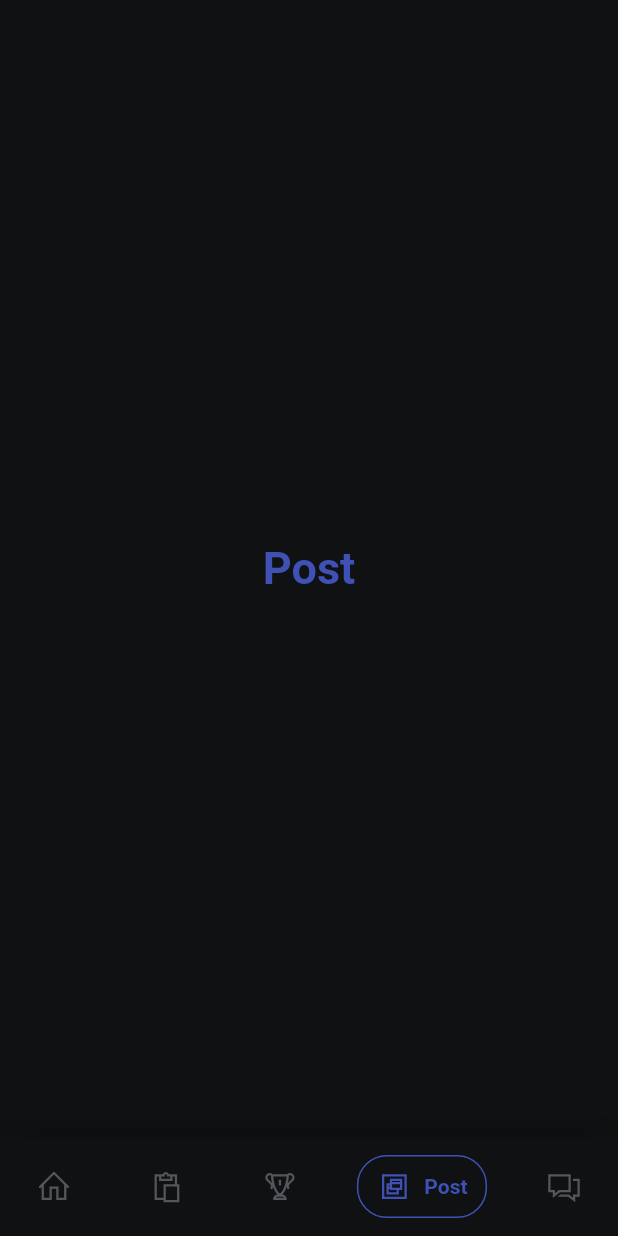
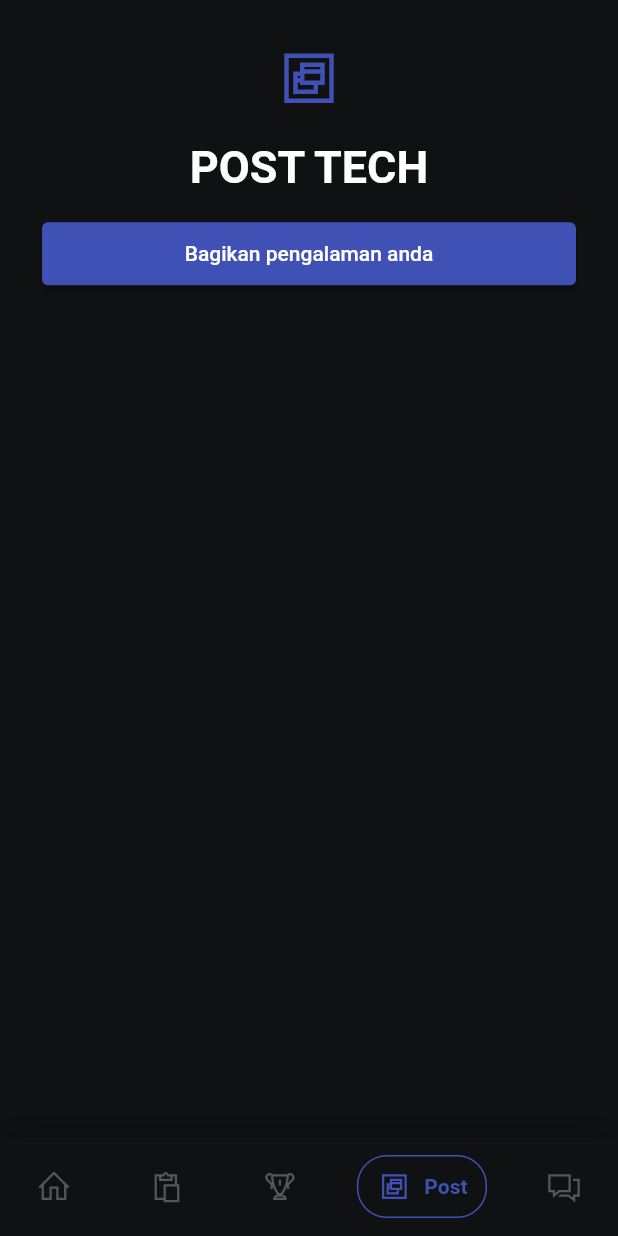
Before and after one commit to ngetech/ngetech-mobile, a Flutter app: the screen it shows after launch, item 4 of the bottom bar chosen, on a phone screen of 412 x 824 dp. Run offline on Flutter 3.47's test engine with Material 2 defaults, Android fonts, the phone set to English and light mode, and no system bars; drawn by our look-alikes of google_nav_bar; our stand-ins replace carousel_slider, line_icons, shared_preferences.

Commit message:
feat: initial post tech section

```diff
--- a/lib/feautures/homepage/presentation/page/main_page.dart
+++ b/lib/feautures/homepage/presentation/page/main_page.dart
@@ -3,6 +3,7 @@ import 'package:google_nav_bar/google_nav_bar.dart';
 import 'package:line_icons/line_icons.dart';
 import 'package:ngetech/core/theme/base_colors.dart';
 import 'package:ngetech/feautures/homepage/presentation/page/home_page.dart';
+import 'package:ngetech/feautures/post_tech/presentation/page/post_tech_page.dart';
 
 class MainPage extends StatefulWidget {
   const MainPage({Key? key}) : super(key: key);
@@ -34,12 +35,7 @@ class _MainPageState extends State<MainPage> {
         style: optionStyle,
       ),
     ),
-    Center(
-      child: Text(
-        'Post',
-        style: optionStyle,
-      ),
-    ),
+    PostTechPage(),
     Center(
       child: Text(
         'Forum',
--- /dev/null
+++ b/lib/feautures/post_tech/presentation/page/post_tech_page.dart
@@ -0,0 +1,38 @@
+import 'package:flutter/material.dart';
+import 'package:ngetech/core/theme/base_colors.dart';
+import 'package:ngetech/feautures/post_tech/presentation/widgets/post_tech_app_bar.dart';
+import 'package:ngetech/feautures/post_tech/presentation/widgets/post_tech_presistent_header.dart';
+
+class PostTechPage extends StatefulWidget {
+  const PostTechPage({Key? key}) : super(key: key);
+
+  @override
+  State<PostTechPage> createState() => _PostTechPageState();
+}
+
+class _PostTechPageState extends State<PostTechPage> {
+  @override
+  Widget build(BuildContext context) {
+    return Scaffold(
+      body: SafeArea(
+        child: CustomScrollView(
+          slivers: [
+            const PostTechAppBar(),
+            const PostTechPersistentHeader(),
+            SliverToBoxAdapter(
+              child: SizedBox(
+                height: MediaQuery.of(context).size.height,
+              ),
+            ),
+            SliverToBoxAdapter(
+              child: SizedBox(
+                height: MediaQuery.of(context).size.height,
+              ),
+            ),
+          ],
+        ),
+      ),
+      backgroundColor: BaseColors.charcoal,
+    );
+  }
+}
```
Also changed, not shown: lib/feautures/post_tech/presentation/widgets/post_tech_app_bar.dart (added, +44 -0 lines), lib/feautures/post_tech/presentation/widgets/post_tech_presistent_header.dart (added, +24 -0 lines), lib/feautures/post_tech/presentation/widgets/sliver_post_tech_delegate.dart (added, +30 -0 lines).
